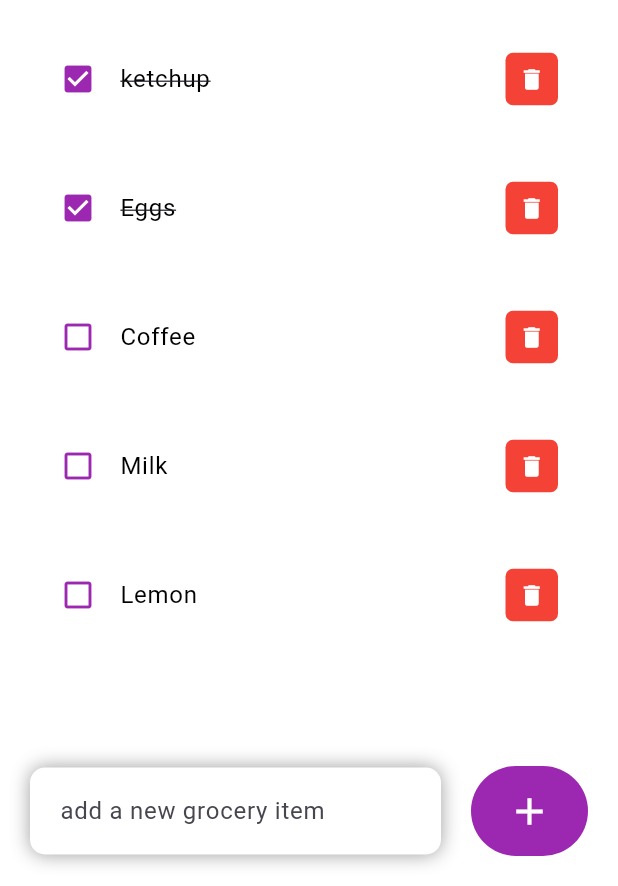
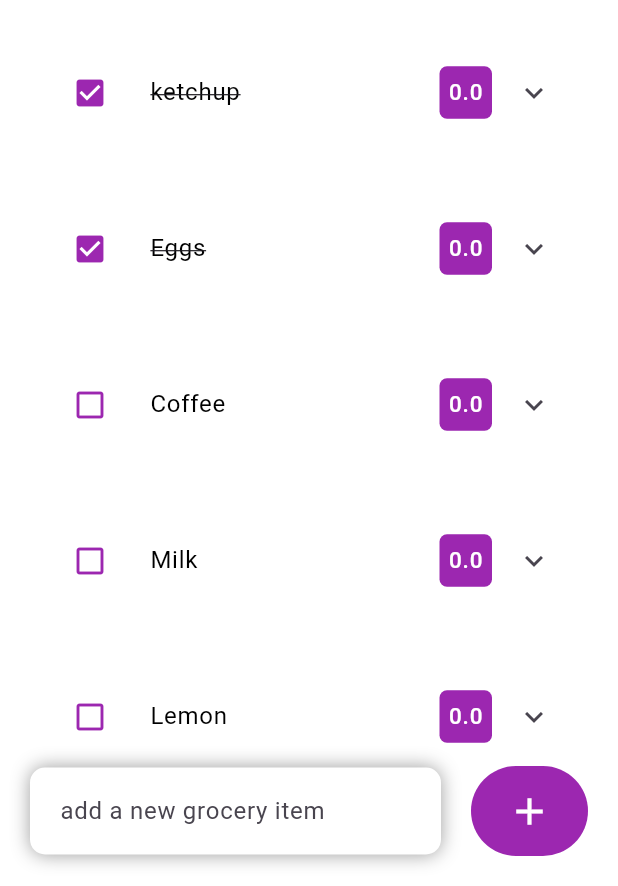
Before and after one commit to saycass/grocery-list, a Flutter app: the screen it shows after launch, on a phone screen of 412 x 824 dp, the part 350-1236 px from its top. Run offline on Flutter 3.47's test engine with Material 3 defaults, Android fonts, the phone set to English and light mode, and no system bars.

Commit message:
update of some application features

```diff
--- a/lib/model/to_buy.dart
+++ b/lib/model/to_buy.dart
@@ -2,6 +2,7 @@ class ToBuy {
   String ? id;
   String ? toBuyText;
   late bool isDone;
+  int count = 0;
 
   ToBuy ({
     required this.id,
--- a/lib/widget/to_buy_item.dart
+++ b/lib/widget/to_buy_item.dart
@@ -1,55 +1,139 @@
+import 'package:flutter/foundation.dart';
 import 'package:flutter/material.dart';
 
 import '../model/to_buy.dart';
+import 'counter_item.dart';
 
-class ToBuyItem extends StatelessWidget {
+double _add = 0;
+double _remove = 0;
+
+class ToBuyItem extends StatefulWidget {
+
   final ToBuy tobuy;
+  final void Function(ToBuy) onToBuyChanged;
+  final void Function() onDeleteItem;
 
-  const ToBuyItem({Key? key, required this.tobuy}) : super(key: key);
+  const ToBuyItem(
+      {Key? key,
+      required this.tobuy,
+      required this.onToBuyChanged,
+      required this.onDeleteItem})
+      : super(key: key);
+
+  @override
+  State<ToBuyItem> createState() => _ToBuyItemState();
+}
+
+class _ToBuyItemState extends State<ToBuyItem> {
+
+  int counting = 0;
+
+  void remove () {
+    setState(() {
+      counting ++;
+    });
+    if (kDebugMode) {
+      print(counting);
+    }
+  }
+
+  void add () {
+    setState(() {
+      counting ++;
+    });
+    if (kDebugMode) {
+      print (counting);
+    }
+  }
+
+  final toBuyList = ToBuy.toBuyList();
 
   @override
   Widget build(BuildContext context) {
-    return  Container(
-      margin : const EdgeInsets.only(bottom: 20),
-      child: ListTile (
-        onTap:  () {
-          print ( "Clicked on to Buy Item.");
+    return Container(
+      margin: const EdgeInsets.only(bottom: 20),
+      child: Dismissible(
+        key: Key(widget.tobuy.toBuyText!),
+        onDismissed: (direction) {
+          setState(() {
+            toBuyList.remove(widget.tobuy);
+          });
         },
-        shape: RoundedRectangleBorder (
+        child: ExpansionTile(
+          title: ListTile(
+            shape: RoundedRectangleBorder(
               borderRadius: BorderRadius.circular(20),
             ),
-        contentPadding:const EdgeInsets.symmetric(horizontal: 20, vertical: 5) ,
+            contentPadding:
+                const EdgeInsets.symmetric( vertical: 5),
             tileColor: Colors.white,
-        leading:  Icon ( tobuy.isDone?
-          Icons.check_box : Icons.check_box_outline_blank,
+            leading: IconButton(
+              onPressed: () {
+                widget.onToBuyChanged(widget.tobuy);
+              },
+              icon: Icon(
+                widget.tobuy.isDone
+                    ? Icons.check_box
+                    : Icons.check_box_outline_blank,
                 color: Colors.purple,
               ),
-        title:   Text ( tobuy.toBuyText!,
-          style:  TextStyle (
+            ),
+            title: Text(
+              widget.tobuy.toBuyText!,
+              style: TextStyle(
                 fontSize: 16,
                 color: Colors.black,
-            decoration: tobuy.isDone? TextDecoration.lineThrough: null,
+                decoration:
+                    widget.tobuy.isDone ? TextDecoration.lineThrough : null,
               ),
             ),
-        trailing: Container (
-          padding:  const EdgeInsets.all  (0),
+            trailing: Container(
+              padding: const EdgeInsets.all(0),
               margin: const EdgeInsets.symmetric(vertical: 7),
               height: 35,
               width: 35,
-          decoration: BoxDecoration (
-            color: Colors.red,
+              decoration: BoxDecoration(
+                color: Colors.purple,
                 borderRadius: BorderRadius.circular(5),
               ),
-          child: IconButton (
-            onPressed:  () {
-              print (" Clicked on delete item.");
-            },
+              child:  Align(
+                alignment: Alignment.center,
+                child: Text(
+                  "$_add",
+                  style: const TextStyle(
                     color: Colors.white,
-            iconSize:  18,
-            icon: const  Icon (
-              Icons.delete,
+                    fontSize: 15,
                   ),
                 ),
+              ),
+            ),
+          ),
+          children: <Widget>[
+            ListTile(
+              leading: IconButton(
+                icon: const Icon(Icons.add_circle,
+                  color: Colors.purple,
+                ),
+                onPressed: () {
+                  setState(() {
+                    counting. toString();
+                    _add += 1;
+                  });
+                },
+              ),
+              trailing: IconButton(
+                icon: const Icon(Icons.remove_circle,
+                  color: Colors.purple,
+                ),
+                onPressed: () {
+                  setState(() {
+                    counting. toString();
+                    _remove += 1;
+                  });
+                },
+              ),
+            ),
+          ],
         ),
       ),
     );
```
Also changed, not shown: lib/widget/counter_item.dart (+21 -0 lines). Lines whose indentation alone changed are shown as unchanged.
